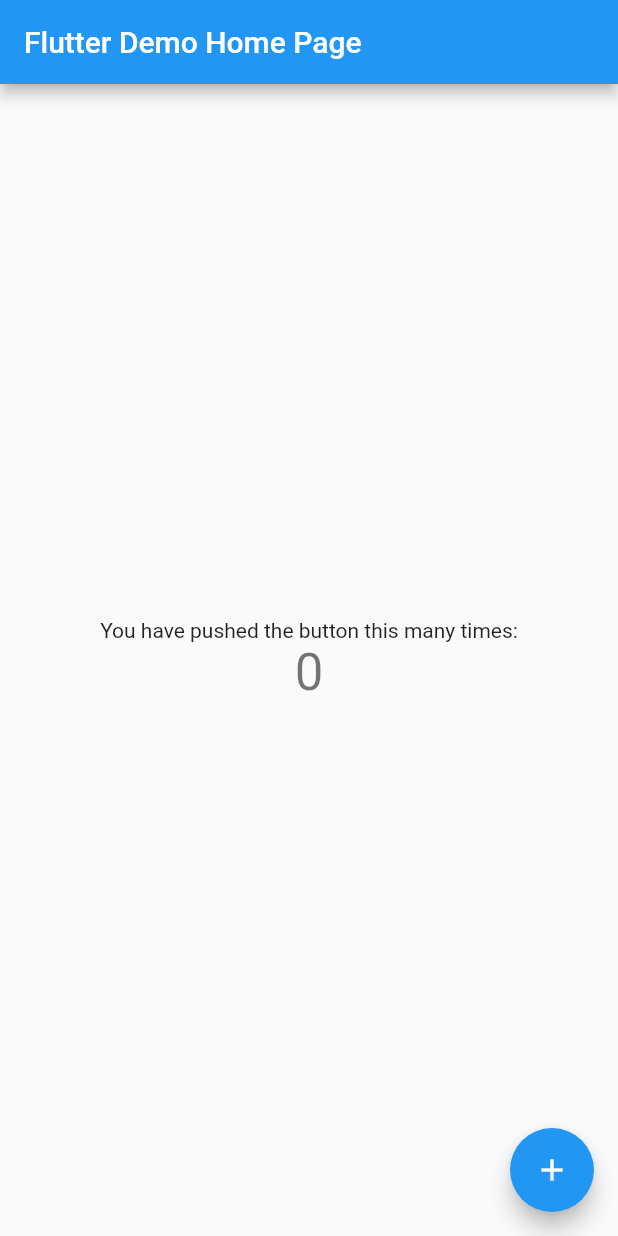
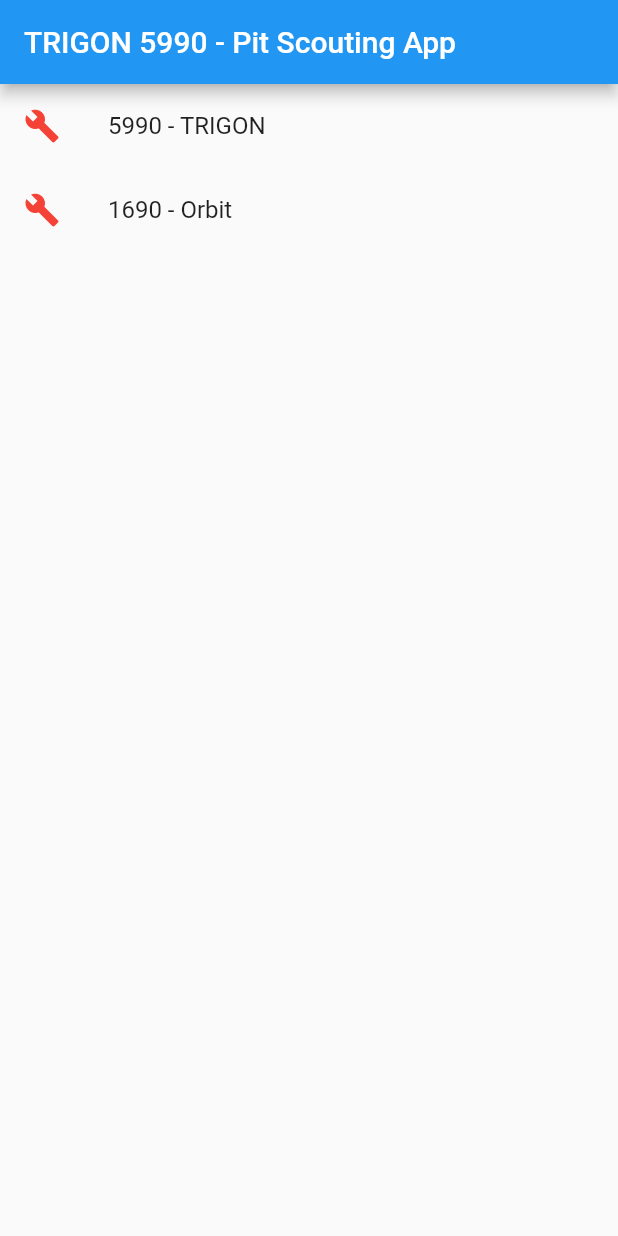
Before and after one commit to KfirLevy258/TRIGON-5990-Scouting-System-App, a Flutter app: the screen it shows after launch, on a phone screen of 412 x 824 dp. Run offline on Flutter 3.47's test engine with Material 2 defaults, Android fonts, the phone set to English and light mode, and no system bars.

Commit message:
app with scroll list. can enter each team page.

```diff
--- /dev/null
+++ b/lib/TeamPitScouting.dart
@@ -0,0 +1,22 @@
+import 'package:flutter/material.dart';
+
+class TeamPitScouting extends StatelessWidget {
+  final String nameOfTeam;
+  TeamPitScouting({Key key, @required this.nameOfTeam}) : super(key: key);
+
+  @override
+  Widget build(BuildContext context) {
+    return Scaffold(
+      appBar: AppBar(
+        title: Text(nameOfTeam),
+      ),
+      body: Center(
+        child: Text(
+          "This is the page for $nameOfTeam",
+          textAlign: TextAlign.center,
+          style: TextStyle(height: 5, fontSize: 20, fontWeight: FontWeight.bold),
+        ),
+      ),
+    );
+  }
+}
--- a/lib/main.dart
+++ b/lib/main.dart
@@ -1,102 +1,51 @@
 import 'package:flutter/material.dart';
-
+import 'package:http/http.dart' as http;
+import 'TeamPitScouting.dart';
+final List<String> teams = ["5990 - TRIGON", "1690 - Orbit"];
 void main() => runApp(MyApp());
 
 class MyApp extends StatelessWidget {
+
   @override
   Widget build(BuildContext context) {
+    final title = 'Kfir Levy';
+
     return MaterialApp(
-      title: 'Trigon 5990 Pit Scout',
-      theme: ThemeData(
-
-        primarySwatch: Colors.blue,
-      ),
-      home: MyHomePage(title: 'Flutter Demo Home Page'),
+      title: title,
+      home: HomePage(),
     );
   }
 }
 
-class MyHomePage extends StatefulWidget {
-  MyHomePage({Key key, this.title}) : super(key: key);
-
-  // This widget is the home page of your application. It is stateful, meaning
-  // that it has a State object (defined below) that contains fields that affect
-  // how it looks.
-
-  // This class is the configuration for the state. It holds the values (in this
-  // case the title) provided by the parent (in this case the App widget) and
-  // used by the build method of the State. Fields in a Widget subclass are
-  // always marked "final".
-
-  final String title;
-
+class HomePage extends StatelessWidget{
   @override
-  _MyHomePageState createState() => _MyHomePageState();
-}
-
-class _MyHomePageState extends State<MyHomePage> {
-  int _counter = 0;
-
-  void _incrementCounter() {
-    setState(() {
-      // This call to setState tells the Flutter framework that something has
-      // changed in this State, which causes it to rerun the build method below
-      // so that the display can reflect the updated values. If we changed
-      // _counter without calling setState(), then the build method would not be
-      // called again, and so nothing would appear to happen.
-      _counter++;
-    });
+  Widget build(BuildContext context) {
+    return Scaffold(
+        appBar: AppBar(
+          title: Text("TRIGON 5990 - Pit Scouting App"),
+        ),
+        body: ListView(
+        children: listData(context, teams)
+      ),
+    );
   }
 
-  @override
-  Widget build(BuildContext context) {
-    // This method is rerun every time setState is called, for instance as done
-    // by the _incrementCounter method above.
-    //
-    // The Flutter framework has been optimized to make rerunning build methods
-    // fast, so that you can just rebuild anything that needs updating rather
-    // than having to individually change instances of widgets.
-    return Scaffold(
-      appBar: AppBar(
-        // Here we take the value from the MyHomePage object that was created by
-        // the App.build method, and use it to set our appbar title.
-        title: Text(widget.title),
-      ),
-      body: Center(
-        // Center is a layout widget. It takes a single child and positions it
-        // in the middle of the parent.
-        child: Column(
-          // Column is also a layout widget. It takes a list of children and
-          // arranges them vertically. By default, it sizes itself to fit its
-          // children horizontally, and tries to be as tall as its parent.
-          //
-          // Invoke "debug painting" (press "p" in the console, choose the
-          // "Toggle Debug Paint" action from the Flutter Inspector in Android
-          // Studio, or the "Toggle Debug Paint" command in Visual Studio Code)
-          // to see the wireframe for each widget.
-          //
-          // Column has various properties to control how it sizes itself and
-          // how it positions its children. Here we use mainAxisAlignment to
-          // center the children vertically; the main axis here is the vertical
-          // axis because Columns are vertical (the cross axis would be
-          // horizontal).
-          mainAxisAlignment: MainAxisAlignment.center,
-          children: <Widget>[
-            Text(
-              'You have pushed the button this many times:',
-            ),
-            Text(
-              '$_counter',
-              style: Theme.of(context).textTheme.display1,
-            ),
-          ],
+  List<Widget> listData(context, List<String> list) {
+    List<Widget> listOfWidgets = [];
+    for (int i=0; i<list.length; i++){
+      listOfWidgets.add(
+        ListTile(
+          onTap: () {
+            Navigator.push(
+              context,
+              MaterialPageRoute(builder: (context) => TeamPitScouting(nameOfTeam: list[i],)),
+            );
+          },
+          title: Text(list[i]),
+          leading: Icon(Icons.build, color: Colors.red),
         ),
-      ),
-      floatingActionButton: FloatingActionButton(
-        onPressed: _incrementCounter,
-        tooltip: 'Increment',
-        child: Icon(Icons.add),
-      ), // This trailing comma makes auto-formatting nicer for build methods.
-    );
+      );
+    }
+    return listOfWidgets;
   }
 }
--- a/pubspec.yaml
+++ b/pubspec.yaml
@@ -23,6 +23,10 @@ dependencies:
   # The following adds the Cupertino Icons font to your application.
   # Use with the CupertinoIcons class for iOS style icons.
   cupertino_icons: ^0.1.2
+  http: ^0.12.0+2
+  json_annotation: ^0.2.3
+
+
 
 dev_dependencies:
   flutter_test:
```
Also changed, not shown: pubspec.lock.
